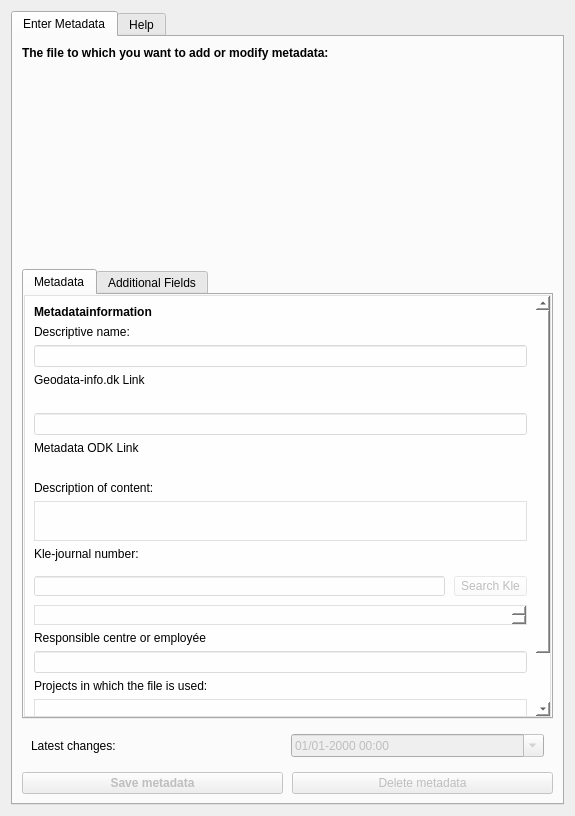
Septima/qgis-metadatafunctionality, file src/MetadataDbLinker/ui/dialog_metadata.ui: the form before one commit.
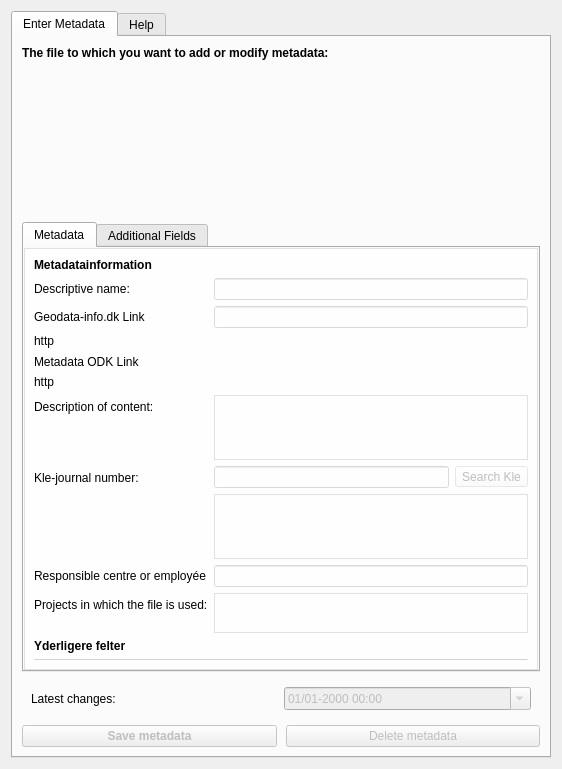
The form after the commit.

Commit message: Fejl ved flade filer

```diff
--- a/src/MetadataDbLinker/ui/dialog_metadata.ui
+++ b/src/MetadataDbLinker/ui/dialog_metadata.ui
@@ -9,8 +9,8 @@
    <rect>
     <x>0</x>
     <y>0</y>
-    <width>575</width>
-    <height>816</height>
+    <width>562</width>
+    <height>769</height>
    </rect>
   </property>
   <property name="sizePolicy">
@@ -41,37 +41,8 @@
       <attribute name="title">
        <string>Enter Metadata</string>
       </attribute>
-      <layout class="QVBoxLayout" name="verticalLayout_11">
-       <item>
-        <widget class="QLabel" name="label">
-         <property name="font">
-          <font>
-           <weight>75</weight>
-           <bold>true</bold>
-          </font>
-         </property>
-         <property name="text">
-          <string>The file to which you want to add or modify metadata:</string>
-         </property>
-        </widget>
-       </item>
-       <item>
-        <widget class="QDockWidget" name="treeDock">
-         <property name="minimumSize">
-          <size>
-           <width>40</width>
-           <height>147</height>
-          </size>
-         </property>
-         <property name="autoFillBackground">
-          <bool>false</bool>
-         </property>
-         <property name="features">
-          <set>QDockWidget::NoDockWidgetFeatures</set>
-         </property>
-        </widget>
-       </item>
-       <item>
+      <layout class="QGridLayout" name="gridLayout_5">
+       <item row="2" column="0">
         <widget class="QTabWidget" name="tabWidget">
          <property name="sizePolicy">
           <sizepolicy hsizetype="Expanding" vsizetype="Maximum">
@@ -130,8 +101,8 @@
                <rect>
                 <x>0</x>
                 <y>0</y>
-                <width>508</width>
-                <height>472</height>
+                <width>512</width>
+                <height>422</height>
                </rect>
               </property>
               <property name="minimumSize">
@@ -152,11 +123,11 @@
               <property name="styleSheet">
                <string notr="true"/>
               </property>
-              <layout class="QVBoxLayout" name="verticalLayout_4">
+              <layout class="QVBoxLayout" name="verticalLayout">
                <item>
-                <layout class="QHBoxLayout" name="horizontalLayout_3">
+                <layout class="QHBoxLayout" name="horizontalLayout_8">
                  <item>
-                  <widget class="QLabel" name="label_5">
+                  <widget class="QLabel" name="label_2">
                    <property name="maximumSize">
                     <size>
                      <width>127</width>
@@ -196,6 +167,11 @@
                 </layout>
                </item>
                <item>
+                <layout class="QFormLayout" name="formLayout_main">
+                 <property name="sizeConstraint">
+                  <enum>QLayout::SetDefaultConstraint</enum>
+                 </property>
+                 <item row="0" column="0">
                 <widget class="QLabel" name="nameLabel">
                  <property name="focusPolicy">
                   <enum>Qt::TabFocus</enum>
@@ -208,32 +184,37 @@
                  </property>
                 </widget>
                </item>
-               <item>
+                 <item row="0" column="1">
                 <widget class="QLineEdit" name="nameEdit">
                  <property name="enabled">
                   <bool>false</bool>
                  </property>
-                </widget>
-               </item>
-               <item>
+                   <property name="sizePolicy">
+                    <sizepolicy hsizetype="Expanding" vsizetype="Minimum">
+                     <horstretch>0</horstretch>
+                     <verstretch>0</verstretch>
+                    </sizepolicy>
+                   </property>
+                  </widget>
+                 </item>
+                 <item row="1" column="0">
                 <widget class="QLabel" name="geodatainfoLabel">
                  <property name="text">
                   <string>Geodata-info.dk Link</string>
                  </property>
                 </widget>
                </item>
-               <item>
-                <widget class="QLabel" name="geodatainfo_link">
-                 <property name="text">
-                  <string/>
-                 </property>
-                </widget>
-               </item>
-               <item>
+                 <item row="1" column="1">
                 <widget class="QLineEdit" name="geodatainfoEdit">
                  <property name="enabled">
                   <bool>false</bool>
                  </property>
+                   <property name="sizePolicy">
+                    <sizepolicy hsizetype="Expanding" vsizetype="Minimum">
+                     <horstretch>0</horstretch>
+                     <verstretch>0</verstretch>
+                    </sizepolicy>
+                   </property>
                  <property name="text">
                   <string/>
                  </property>
@@ -242,28 +223,35 @@
                  </property>
                 </widget>
                </item>
-               <item>
+                 <item row="2" column="0" colspan="2">
+                  <widget class="QLabel" name="geodatainfo_link">
+                   <property name="text">
+                    <string>http</string>
+                   </property>
+                  </widget>
+                 </item>
+                 <item row="3" column="0" colspan="2">
                 <widget class="QLabel" name="metadatabaseodkLabel">
                  <property name="text">
                   <string>Metadata ODK Link</string>
                  </property>
                 </widget>
                </item>
-               <item>
+                 <item row="4" column="0" colspan="2">
                 <widget class="QLabel" name="metadatabaseodk_link">
                  <property name="text">
-                  <string/>
+                    <string>http</string>
                  </property>
                 </widget>
                </item>
-               <item>
+                 <item row="5" column="0">
                 <widget class="QLabel" name="descriptionLabel">
                  <property name="text">
                   <string>Description of content:</string>
                  </property>
                 </widget>
                </item>
-               <item>
+                 <item row="5" column="1">
                 <widget class="QTextEdit" name="descriptionEdit">
                  <property name="enabled">
                   <bool>false</bool>
@@ -288,61 +276,17 @@
                  </property>
                 </widget>
                </item>
-               <item>
+                 <item row="6" column="0">
                 <widget class="QLabel" name="kleLabel">
                  <property name="text">
                   <string>Kle-journal number:</string>
                  </property>
                 </widget>
                </item>
+                 <item row="6" column="1">
+                  <layout class="QVBoxLayout" name="verticalLayout_7">
                <item>
-                <widget class="QWidget" name="widget" native="true">
-                 <property name="sizePolicy">
-                  <sizepolicy hsizetype="Preferred" vsizetype="Preferred">
-                   <horstretch>0</horstretch>
-                   <verstretch>0</verstretch>
-                  </sizepolicy>
-                 </property>
-                 <property name="minimumSize">
-                  <size>
-                   <width>0</width>
-                   <height>58</height>
-                  </size>
-                 </property>
-                 <layout class="QVBoxLayout" name="verticalLayout" stretch="0,0">
-                  <property name="spacing">
-                   <number>9</number>
-                  </property>
-                  <property name="leftMargin">
-                   <number>0</number>
-                  </property>
-                  <property name="topMargin">
-                   <number>9</number>
-                  </property>
-                  <property name="rightMargin">
-                   <number>0</number>
-                  </property>
-                  <property name="bottomMargin">
-                   <number>0</number>
-                  </property>
-                  <item>
-                   <widget class="QWidget" name="widget_2" native="true">
-                    <layout class="QHBoxLayout" name="horizontalLayout">
-                     <property name="spacing">
-                      <number>9</number>
-                     </property>
-                     <property name="leftMargin">
-                      <number>0</number>
-                     </property>
-                     <property name="topMargin">
-                      <number>0</number>
-                     </property>
-                     <property name="rightMargin">
-                      <number>0</number>
-                     </property>
-                     <property name="bottomMargin">
-                      <number>0</number>
-                     </property>
+                    <layout class="QHBoxLayout" name="horizontalLayout_7">
                      <item>
                       <widget class="QLineEdit" name="kleNoEdit">
                        <property name="enabled">
@@ -361,7 +305,6 @@
                       </widget>
                      </item>
                     </layout>
-                   </widget>
                   </item>
                   <item>
                    <widget class="QTextEdit" name="kleSuggestions">
@@ -386,30 +329,29 @@
                    </widget>
                   </item>
                  </layout>
-                </widget>
-               </item>
-               <item>
+                 </item>
+                 <item row="7" column="0">
                 <widget class="QLabel" name="responsibleLabel">
                  <property name="text">
                   <string>Responsible centre or employée</string>
                  </property>
                 </widget>
                </item>
-               <item>
+                 <item row="7" column="1">
                 <widget class="QLineEdit" name="responsibleEdit">
                  <property name="enabled">
                   <bool>false</bool>
                  </property>
                 </widget>
                </item>
-               <item>
+                 <item row="8" column="0">
                 <widget class="QLabel" name="projectLabel">
                  <property name="text">
                   <string>Projects in which the file is used:</string>
                  </property>
                 </widget>
                </item>
-               <item>
+                 <item row="8" column="1">
                 <widget class="QTextEdit" name="projectEdit">
                  <property name="enabled">
                   <bool>false</bool>
@@ -428,18 +370,18 @@
                  </property>
                 </widget>
                </item>
+                </layout>
+               </item>
                <item>
-                <widget class="QLabel" name="label_2">
+                <widget class="QLabel" name="label_3">
                  <property name="font">
                   <font>
-                   <family>MS Shell Dlg 2</family>
                    <weight>75</weight>
-                   <italic>false</italic>
                    <bold>true</bold>
                   </font>
                  </property>
                  <property name="text">
-                  <string>Yderligere Felter</string>
+                  <string>Yderligere felter</string>
                  </property>
                 </widget>
                </item>
@@ -495,7 +437,91 @@
          </widget>
         </widget>
        </item>
+       <item row="0" column="0">
+        <widget class="QLabel" name="label">
+         <property name="font">
+          <font>
+           <weight>75</weight>
+           <bold>true</bold>
+          </font>
+         </property>
+         <property name="text">
+          <string>The file to which you want to add or modify metadata:</string>
+         </property>
+        </widget>
+       </item>
+       <item row="1" column="0">
+        <widget class="QDockWidget" name="treeDock">
+         <property name="minimumSize">
+          <size>
+           <width>40</width>
+           <height>147</height>
+          </size>
+         </property>
+         <property name="autoFillBackground">
+          <bool>false</bool>
+         </property>
+         <property name="features">
+          <set>QDockWidget::NoDockWidgetFeatures</set>
+         </property>
+        </widget>
+       </item>
+       <item row="4" column="0">
+        <widget class="QWidget" name="widget_4" native="true">
+         <layout class="QHBoxLayout" name="horizontalLayout_6">
+          <property name="spacing">
+           <number>9</number>
+          </property>
+          <property name="leftMargin">
+           <number>0</number>
+          </property>
+          <property name="topMargin">
+           <number>0</number>
+          </property>
+          <property name="rightMargin">
+           <number>0</number>
+          </property>
+          <property name="bottomMargin">
+           <number>0</number>
+          </property>
        <item>
+           <widget class="QPushButton" name="saveRecordButton">
+            <property name="enabled">
+             <bool>false</bool>
+            </property>
+            <property name="font">
+             <font>
+              <weight>75</weight>
+              <bold>true</bold>
+             </font>
+            </property>
+            <property name="text">
+             <string>Save metadata</string>
+            </property>
+            <property name="default">
+             <bool>true</bool>
+            </property>
+           </widget>
+          </item>
+          <item>
+           <widget class="QPushButton" name="deleteRecordButton">
+            <property name="enabled">
+             <bool>false</bool>
+            </property>
+            <property name="font">
+             <font>
+              <italic>false</italic>
+             </font>
+            </property>
+            <property name="text">
+             <string>Delete metadata</string>
+            </property>
+           </widget>
+          </item>
+         </layout>
+        </widget>
+       </item>
+       <item row="3" column="0">
         <widget class="QWidget" name="widget_3" native="true">
          <layout class="QGridLayout" name="gridLayout_4">
           <item row="0" column="0">
@@ -521,61 +547,6 @@
          </layout>
         </widget>
        </item>
-       <item>
-        <widget class="QWidget" name="widget_4" native="true">
-         <layout class="QHBoxLayout" name="horizontalLayout_6">
-          <property name="spacing">
-           <number>9</number>
-          </property>
-          <property name="leftMargin">
-           <number>0</number>
-          </property>
-          <property name="topMargin">
-           <number>0</number>
-          </property>
-          <property name="rightMargin">
-           <number>0</number>
-          </property>
-          <property name="bottomMargin">
-           <number>0</number>
-          </property>
-          <item>
-           <widget class="QPushButton" name="saveRecordButton">
-            <property name="enabled">
-             <bool>false</bool>
-            </property>
-            <property name="font">
-             <font>
-              <weight>75</weight>
-              <bold>true</bold>
-             </font>
-            </property>
-            <property name="text">
-             <string>Save metadata</string>
-            </property>
-            <property name="default">
-             <bool>true</bool>
-            </property>
-           </widget>
-          </item>
-          <item>
-           <widget class="QPushButton" name="deleteRecordButton">
-            <property name="enabled">
-             <bool>false</bool>
-            </property>
-            <property name="font">
-             <font>
-              <italic>false</italic>
-             </font>
-            </property>
-            <property name="text">
-             <string>Delete metadata</string>
-            </property>
-           </widget>
-          </item>
-         </layout>
-        </widget>
-       </item>
       </layout>
      </widget>
      <widget class="QWidget" name="tab_2">
```
Left out of the diff: 6 changed lines with no effect on the pictures. Lines whose indentation alone changed are shown as unchanged. The commit also changes 2 other files.
